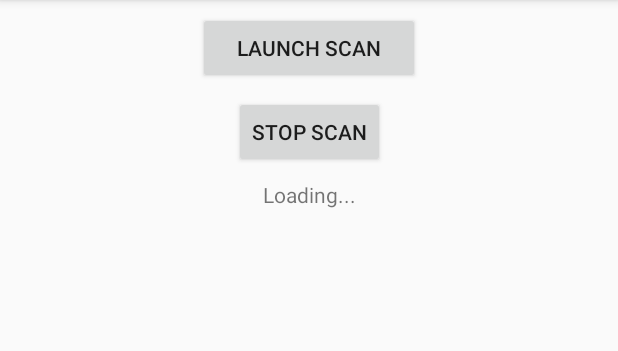
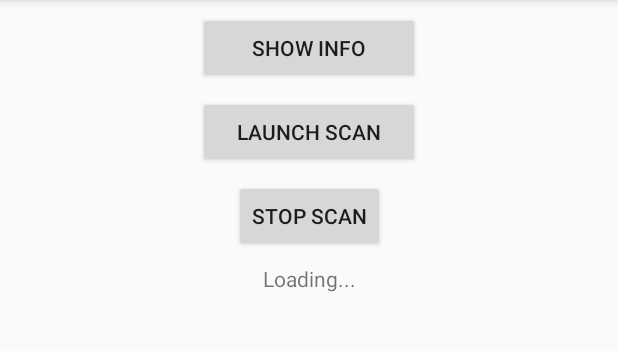
Before and after one commit to jaidis/Bluetooth, an Android app: the screen it shows after launch (MainActivity), on a phone screen of 412 x 824 dp, the part 84-435 px from its top. Run offline under Robolectric (Android 15) with nearby library versions, the phone set to English and light mode, and no system bars.

Commit message:
Show devices
Now it's possible see at real time the nearby bluetooth devices

```diff
--- a/app/src/main/res/layout/activity_main.xml
+++ b/app/src/main/res/layout/activity_main.xml
@@ -5,6 +5,19 @@
     android:layout_width="match_parent"
     android:layout_height="match_parent"
     tools:context=".MainActivity">
+
+    <Button
+        android:id="@+id/bt_Info"
+        android:layout_width="148dp"
+        android:layout_height="wrap_content"
+        android:layout_marginStart="8dp"
+        android:layout_marginTop="8dp"
+        android:layout_marginEnd="8dp"
+        android:onClick="mostrarInfo"
+        android:text="@string/btInfo"
+        app:layout_constraintEnd_toEndOf="parent"
+        app:layout_constraintStart_toStartOf="parent"
+        app:layout_constraintTop_toTopOf="parent" />
 
     <Button
         android:id="@+id/bt_Scan"
@@ -17,7 +30,7 @@
         android:text="@string/btScan"
         app:layout_constraintEnd_toEndOf="parent"
         app:layout_constraintStart_toStartOf="parent"
-        app:layout_constraintTop_toTopOf="parent" />
+        app:layout_constraintTop_toBottomOf="@+id/bt_Info" />
 
     <Button
         android:id="@+id/bt_Scan_Stop"
--- a/app/src/main/res/values/strings.xml
+++ b/app/src/main/res/values/strings.xml
@@ -1,6 +1,7 @@
 <resources>
     <string name="app_name">Bluetooth</string>
     <string name="loading_text">Loading...</string>
+    <string name="btInfo">Show Info</string>
     <string name="btScan">Launch Scan</string>
     <string name="btStop">Stop Scan</string>
     <string name="bt_not_enabled_leaving">Es necesario activar el dispositivo Bluetooth, aplicación abortada</string>
```
Also changed, not shown: app/src/main/java/com/daswaretech/bluetooth/MainActivity.java (+43 -27 lines).
